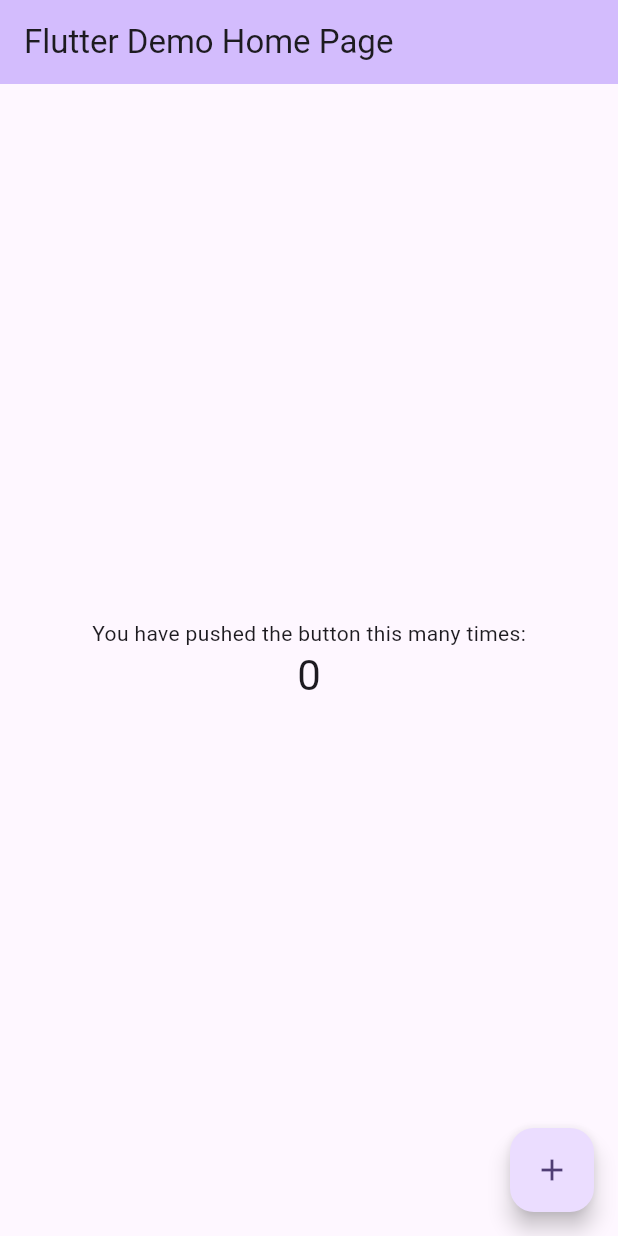
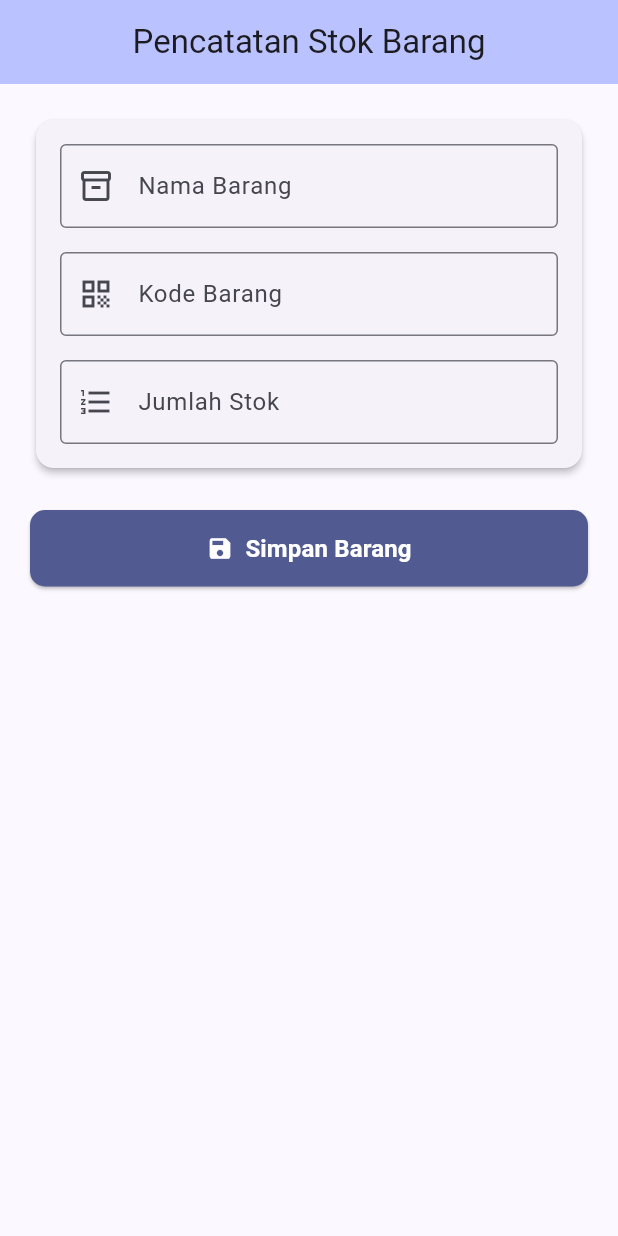
Before and after one commit to aliakbaridrus/tugas_pemrograman_mobile, a Flutter app: the screen it shows after launch, on a phone screen of 412 x 824 dp. Run offline on Flutter 3.47's test engine with Material 3 defaults, Android fonts, the phone set to English and light mode, and no system bars; our stand-ins replace cloud_firestore, firebase_core; accounts and stored records are empty.

Commit message:
feat(praktikum-05): implementasi studi kasus stok barang Firestore

```diff
--- a/praktikum-05/lib/main.dart
+++ b/praktikum-05/lib/main.dart
@@ -1,125 +1,256 @@
 import 'package:flutter/material.dart';
+import 'package:firebase_core/firebase_core.dart';
+import 'package:cloud_firestore/cloud_firestore.dart';
+import 'firebase_options.dart';
 
-void main() {
+void main() async {
+  WidgetsFlutterBinding.ensureInitialized();
+  await Firebase.initializeApp(
+    options: DefaultFirebaseOptions.currentPlatform,
+  );
   runApp(const MyApp());
 }
 
 class MyApp extends StatelessWidget {
   const MyApp({super.key});
 
-  // This widget is the root of your application.
   @override
   Widget build(BuildContext context) {
     return MaterialApp(
-      title: 'Flutter Demo',
+      debugShowCheckedModeBanner: false,
+      title: 'Pencatatan Stok Barang',
       theme: ThemeData(
-        // This is the theme of your application.
-        //
-        // TRY THIS: Try running your application with "flutter run". You'll see
-        // the application has a purple toolbar. Then, without quitting the app,
-        // try changing the seedColor in the colorScheme below to Colors.green
-        // and then invoke "hot reload" (save your changes or press the "hot
-        // reload" button in a Flutter-supported IDE, or press "r" if you used
-        // the command line to start the app).
-        //
-        // Notice that the counter didn't reset back to zero; the application
-        // state is not lost during the reload. To reset the state, use hot
-        // restart instead.
-        //
-        // This works for code too, not just values: Most code changes can be
-        // tested with just a hot reload.
-        colorScheme: ColorScheme.fromSeed(seedColor: Colors.deepPurple),
+        colorScheme: ColorScheme.fromSeed(seedColor: Colors.indigo),
         useMaterial3: true,
       ),
-      home: const MyHomePage(title: 'Flutter Demo Home Page'),
+      home: const StokBarangPage(),
     );
   }
 }
 
-class MyHomePage extends StatefulWidget {
-  const MyHomePage({super.key, required this.title});
-
-  // This widget is the home page of your application. It is stateful, meaning
-  // that it has a State object (defined below) that contains fields that affect
-  // how it looks.
-
-  // This class is the configuration for the state. It holds the values (in this
-  // case the title) provided by the parent (in this case the App widget) and
-  // used by the build method of the State. Fields in a Widget subclass are
-  // always marked "final".
-
-  final String title;
+class StokBarangPage extends StatefulWidget {
+  const StokBarangPage({super.key});
 
   @override
-  State<MyHomePage> createState() => _MyHomePageState();
+  State<StokBarangPage> createState() => _StokBarangPageState();
 }
 
-class _MyHomePageState extends State<MyHomePage> {
-  int _counter = 0;
+class _StokBarangPageState extends State<StokBarangPage> {
+  // Global key untuk validasi form
+  final _formKey = GlobalKey<FormState>();
 
-  void _incrementCounter() {
+  // Controller untuk mengambil teks input
+  final TextEditingController _namaController = TextEditingController();
+  final TextEditingController _kodeController = TextEditingController();
+  final TextEditingController _stokController = TextEditingController();
+
+  bool _isLoading = false;
+
+  // Fungsi untuk menyimpan data barang ke Firebase Cloud Firestore
+  Future<void> _simpanBarang() async {
+    // 1. Validasi seluruh field form
+    if (!_formKey.currentState!.validate()) {
+      return;
+    }
+
     setState(() {
-      // This call to setState tells the Flutter framework that something has
-      // changed in this State, which causes it to rerun the build method below
-      // so that the display can reflect the updated values. If we changed
-      // _counter without calling setState(), then the build method would not be
-      // called again, and so nothing would appear to happen.
-      _counter++;
+      _isLoading = true;
     });
+
+    try {
+      // 2. Ambil dan konversikan input pengguna menjadi integer
+      final String namaBarang = _namaController.text.trim();
+      final int kodeBarang = int.parse(_kodeController.text.trim());
+      final int jumlahStok = int.parse(_stokController.text.trim());
+
+      // 3. Simpan data ke Firestore dalam collection 'stok_barang'
+      await FirebaseFirestore.instance.collection('stok_barang').add({
+        'nama_barang': namaBarang,
+        'kode_barang': kodeBarang, // Tersimpan sebagai Integer (Number)
+        'jumlah_stok': jumlahStok, // Tersimpan sebagai Integer (Number)
+        'waktu': FieldValue.serverTimestamp(), // Timestamp dari server Firebase
+      });
+
+      // 4. Bersihkan seluruh field input
+      _namaController.clear();
+      _kodeController.clear();
+      _stokController.clear();
+
+      // 5. Tampilkan notifikasi keberhasilan
+      if (mounted) {
+        ScaffoldMessenger.of(context).showSnackBar(
+          const SnackBar(
+            content: Row(
+              children: [
+                Icon(Icons.check_circle, color: Colors.white),
+                SizedBox(width: 8),
+                Text('Data barang berhasil disimpan ke Firebase!'),
+              ],
+            ),
+            backgroundColor: Colors.green,
+            duration: Duration(seconds: 3),
+          ),
+        );
+      }
+    } catch (e) {
+      // 6. Tampilkan pesan kesalahan jika gagal
+      if (mounted) {
+        ScaffoldMessenger.of(context).showSnackBar(
+          SnackBar(
+            content: Row(
+              children: [
+                const Icon(Icons.error_outline, color: Colors.white),
+                const SizedBox(width: 8),
+                Expanded(child: Text('Gagal menyimpan: $e')),
+              ],
+            ),
+            backgroundColor: Colors.redAccent,
+            duration: const Duration(seconds: 4),
+          ),
+        );
+      }
+    } finally {
+      if (mounted) {
+        setState(() {
+          _isLoading = false;
+        });
+      }
+    }
+  }
+
+  @override
+  void dispose() {
+    _namaController.dispose();
+    _kodeController.dispose();
+    _stokController.dispose();
+    super.dispose();
   }
 
   @override
   Widget build(BuildContext context) {
-    // This method is rerun every time setState is called, for instance as done
-    // by the _incrementCounter method above.
-    //
-    // The Flutter framework has been optimized to make rerunning build methods
-    // fast, so that you can just rebuild anything that needs updating rather
-    // than having to individually change instances of widgets.
     return Scaffold(
       appBar: AppBar(
-        // TRY THIS: Try changing the color here to a specific color (to
-        // Colors.amber, perhaps?) and trigger a hot reload to see the AppBar
-        // change color while the other colors stay the same.
+        title: const Text('Pencatatan Stok Barang'),
+        centerTitle: true,
         backgroundColor: Theme.of(context).colorScheme.inversePrimary,
-        // Here we take the value from the MyHomePage object that was created by
-        // the App.build method, and use it to set our appbar title.
-        title: Text(widget.title),
       ),
-      body: Center(
-        // Center is a layout widget. It takes a single child and positions it
-        // in the middle of the parent.
-        child: Column(
-          // Column is also a layout widget. It takes a list of children and
-          // arranges them vertically. By default, it sizes itself to fit its
-          // children horizontally, and tries to be as tall as its parent.
-          //
-          // Column has various properties to control how it sizes itself and
-          // how it positions its children. Here we use mainAxisAlignment to
-          // center the children vertically; the main axis here is the vertical
-          // axis because Columns are vertical (the cross axis would be
-          // horizontal).
-          //
-          // TRY THIS: Invoke "debug painting" (choose the "Toggle Debug Paint"
-          // action in the IDE, or press "p" in the console), to see the
-          // wireframe for each widget.
-          mainAxisAlignment: MainAxisAlignment.center,
-          children: <Widget>[
-            const Text(
-              'You have pushed the button this many times:',
-            ),
-            Text(
-              '$_counter',
-              style: Theme.of(context).textTheme.headlineMedium,
-            ),
-          ],
+      body: SingleChildScrollView(
+        padding: const EdgeInsets.all(20.0),
+        child: Form(
+          key: _formKey,
+          child: Column(
+            crossAxisAlignment: CrossAxisAlignment.stretch,
+            children: [
+              Card(
+                elevation: 2,
+                shape: RoundedRectangleBorder(
+                  borderRadius: BorderRadius.circular(12),
+                ),
+                child: Padding(
+                  padding: const EdgeInsets.all(16.0),
+                  child: Column(
+                    children: [
+                      // Field 1: Nama Barang
+                      TextFormField(
+                        controller: _namaController,
+                        decoration: const InputDecoration(
+                          labelText: 'Nama Barang',
+                          hintText: 'Contoh: Buku Tulis / Mouse Gaming',
+                          prefixIcon: Icon(Icons.inventory_2_outlined),
+                          border: OutlineInputBorder(),
+                        ),
+                        validator: (value) {
+                          if (value == null || value.trim().isEmpty) {
+                            return 'Nama barang wajib diisi!';
+                          }
+                          return null;
+                        },
+                      ),
+                      const SizedBox(height: 16),
+
+                      // Field 2: Kode Barang (Integer & Numeric Keyboard)
+                      TextFormField(
+                        controller: _kodeController,
+                        keyboardType: TextInputType.number,
+                        decoration: const InputDecoration(
+                          labelText: 'Kode Barang',
+                          hintText: 'Contoh: 1001',
+                          prefixIcon: Icon(Icons.qr_code),
+                          border: OutlineInputBorder(),
+                        ),
+                        validator: (value) {
+                          if (value == null || value.trim().isEmpty) {
+                            return 'Kode barang wajib diisi!';
+                          }
+                          final parsed = int.tryParse(value.trim());
+                          if (parsed == null) {
+                            return 'Kode barang harus berupa bilangan bulat!';
+                          }
+                          return null;
+                        },
+                      ),
+                      const SizedBox(height: 16),
+
+                      // Field 3: Jumlah Stok (Integer, Non-negatif, Numeric Keyboard)
+                      TextFormField(
+                        controller: _stokController,
+                        keyboardType: TextInputType.number,
+                        decoration: const InputDecoration(
+                          labelText: 'Jumlah Stok',
+                          hintText: 'Contoh: 25',
+                          prefixIcon: Icon(Icons.format_list_numbered),
+                          border: OutlineInputBorder(),
+                        ),
+                        validator: (value) {
+                          if (value == null || value.trim().isEmpty) {
+                            return 'Jumlah stok wajib diisi!';
+                          }
+                          final parsed = int.tryParse(value.trim());
+                          if (parsed == null) {
+                            return 'Jumlah stok harus berupa angka!';
+                          }
+                          if (parsed < 0) {
+                            return 'Jumlah stok tidak boleh bernilai negatif!';
+                          }
+                          return null;
+                        },
+                      ),
+                    ],
+                  ),
+                ),
+              ),
+              const SizedBox(height: 24),
+
+              // Tombol Simpan Barang
+              ElevatedButton.icon(
+                onPressed: _isLoading ? null : _simpanBarang,
+                icon: _isLoading
+                    ? const SizedBox(
+                  width: 20,
+                  height: 20,
+                  child: CircularProgressIndicator(
+                    strokeWidth: 2,
+                    color: Colors.white,
+                  ),
+                )
+                    : const Icon(Icons.save),
+                label: Text(
+                  _isLoading ? 'Menyimpan...' : 'Simpan Barang',
+                  style: const TextStyle(fontSize: 16, fontWeight: FontWeight.bold),
+                ),
+                style: ElevatedButton.styleFrom(
+                  padding: const EdgeInsets.symmetric(vertical: 14),
+                  backgroundColor: Theme.of(context).colorScheme.primary,
+                  foregroundColor: Colors.white,
+                  shape: RoundedRectangleBorder(
+                    borderRadius: BorderRadius.circular(10),
+                  ),
+                ),
+              ),
+            ],
+          ),
         ),
       ),
-      floatingActionButton: FloatingActionButton(
-        onPressed: _incrementCounter,
-        tooltip: 'Increment',
-        child: const Icon(Icons.add),
-      ), // This trailing comma makes auto-formatting nicer for build methods.
     );
   }
 }
```
Also changed, not shown: praktikum-05/pubspec.yaml (+6 -71 lines), praktikum-05/firebase.json (added), praktikum-05/lib/firebase_options.dart (added), praktikum-05/pubspec.lock, 19 other files.
